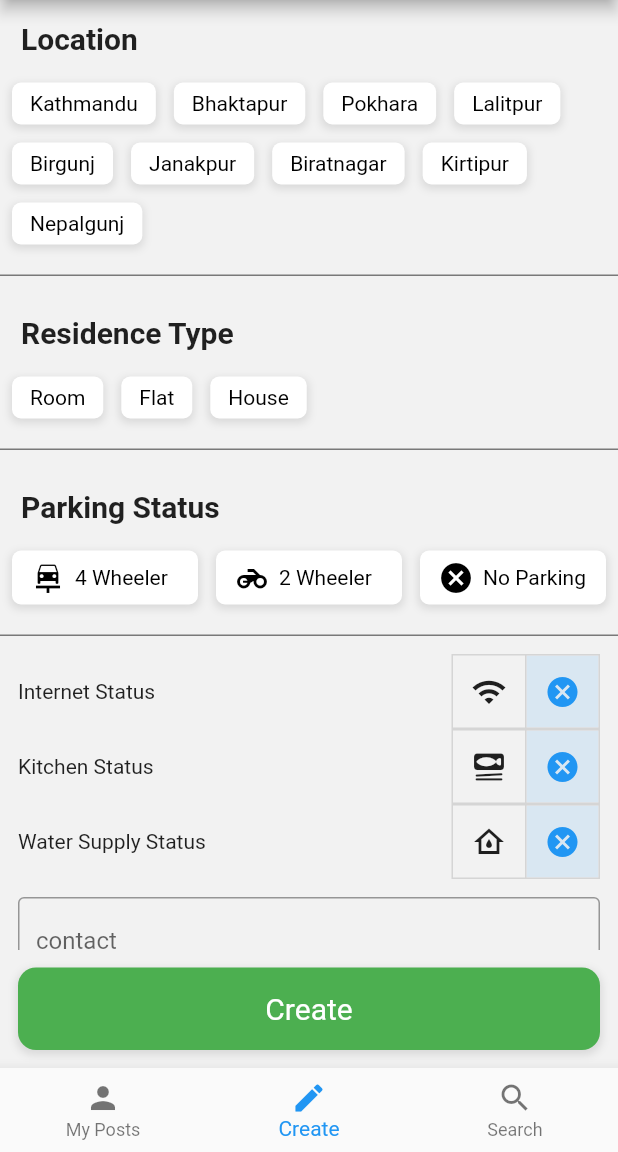
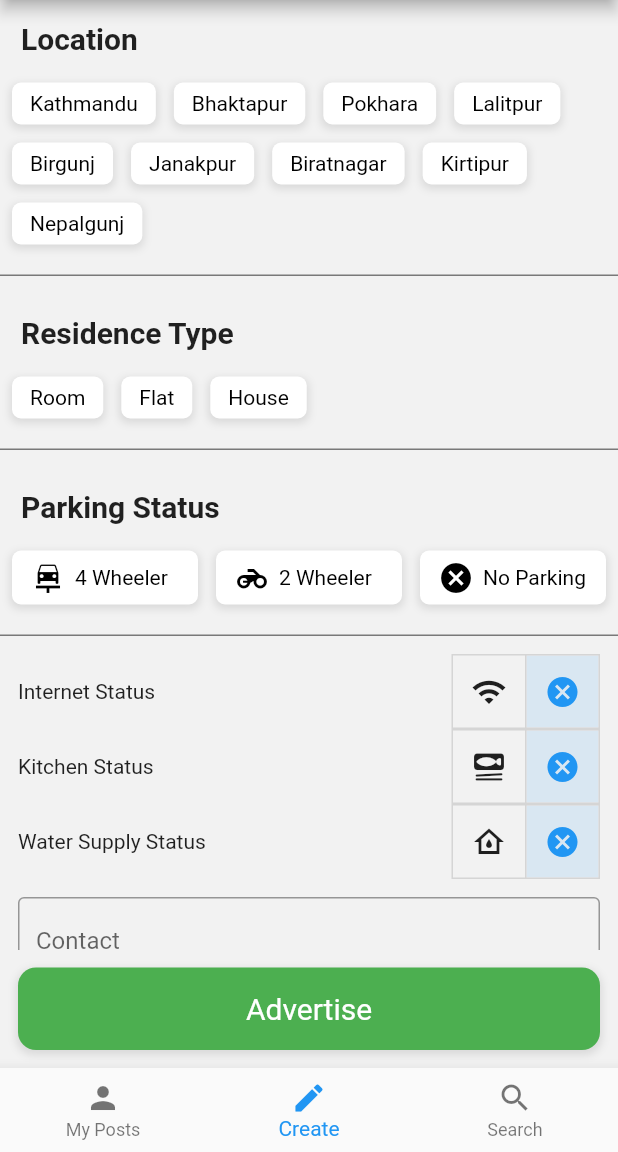
Before and after one commit to rapxang/Final-Year-Project, a Flutter app: the HomeScreen screen opened directly, swiped to page 2, on a phone screen of 412 x 824 dp, the part 84-1236 px from its top. Run offline on Flutter 3.47's test engine with Material 2 defaults, Android fonts, the phone set to English and light mode, and no system bars; our stand-ins replace cloud_firestore, file_picker, firebase_auth, firebase_core, firebase_storage, flutter_signin_button and 8 more; missing offline and left inert: maps_launcher; accounts and stored records are empty; network calls fail; project files that could hold a hidden picture were left out.

Commit message:
MY APPLOCATION

```diff
--- a/myapp/lib/Activities/Advertisement/add_product.dart
+++ b/myapp/lib/Activities/Advertisement/add_product.dart
@@ -362,14 +362,14 @@ class _AdvertiseState extends State<Advertise> {
                     setState(() {});
                   },
                   decoration: InputDecoration(
-                    labelText: "contact",
+                    labelText: "Contact",
                     border: const OutlineInputBorder(),
                     errorText:
                         isvalidationDone && contactController.text.length != 10
-                            ? "contact must be 10 digits"
+                            ? "Contact must be 10 digits"
                             : isvalidationDone &&
                                     int.tryParse(contactController.text) == null
-                                ? "contact must be numbers"
+                                ? "Contact must be numbers"
                                 : null,
                   ),
                   keyboardType: TextInputType.number,
@@ -386,11 +386,11 @@ class _AdvertiseState extends State<Advertise> {
                     setState(() {});
                   },
                   decoration: InputDecoration(
-                    labelText: "description",
+                    labelText: "Description",
                     border: const OutlineInputBorder(),
                     errorText:
                         isvalidationDone && descriptionController.text == ""
-                            ? "description cannot be empty"
+                            ? "Description cannot be empty"
                             : null,
                   ),
                 ),
@@ -406,11 +406,11 @@ class _AdvertiseState extends State<Advertise> {
                     setState(() {});
                   },
                   decoration: InputDecoration(
-                    labelText: "room count",
+                    labelText: "Room Count",
                     border: const OutlineInputBorder(),
                     errorText: isvalidationDone &&
                             int.tryParse(roomCountController.text) == null
-                        ? "room count must be a number"
+                        ? "Room count must be a number"
                         : null,
                   ),
                   keyboardType: TextInputType.number,
@@ -423,7 +423,7 @@ class _AdvertiseState extends State<Advertise> {
                 padding: const EdgeInsets.symmetric(horizontal: 12.0),
                 child: Row(
                   children: [
-                    const Text("price"),
+                    const Text("Price"),
                     Expanded(child: Container()),
                     Text(price.toString()),
                   ],
@@ -473,8 +473,8 @@ class _AdvertiseState extends State<Advertise> {
                   child: Center(
                     child: Text(
                       latlng == null
-                          ? "No location chosen"
-                          : "chosen: (${latlng?.latitude.toStringAsFixed(2)}, ${latlng?.longitude.toStringAsFixed(2)})",
+                          ? "No Location Chosen"
+                          : "Chosen: (${latlng?.latitude.toStringAsFixed(2)}, ${latlng?.longitude.toStringAsFixed(2)})",
                     ),
                   ),
                 ),
@@ -523,7 +523,7 @@ class _AdvertiseState extends State<Advertise> {
                             child: Padding(
                               padding: EdgeInsets.all(12.0),
                               child: Text(
-                                "Select a Image",
+                                "Select an Image",
                                 style: TextStyle(color: Colors.white),
                               ),
                             ),
@@ -639,7 +639,7 @@ class _AdvertiseState extends State<Advertise> {
                   ),
                   child: const Center(
                     child: Text(
-                      "Create",
+                      "Advertise",
                       style: TextStyle(color: Colors.white, fontSize: 20),
                     ),
                   ),
--- a/myapp/lib/Screens/Welcome Screen/welcomescreen.dart
+++ b/myapp/lib/Screens/Welcome Screen/welcomescreen.dart
@@ -26,7 +26,7 @@ class _HomePageState extends State<WelcomePage> {
             child: Column(
               mainAxisAlignment: MainAxisAlignment.center,
               children: [
-                Lottie.asset('assets/json/lottie.json'),
+                Lottie.asset('assets/json/advertise.json'),
                 Container(
                   margin: EdgeInsets.all(10.0),
                   width: double.infinity,
--- a/myapp/lib/main.dart
+++ b/myapp/lib/main.dart
@@ -24,6 +24,7 @@ class MyApp extends StatelessWidget {
       ),
       debugShowCheckedModeBanner: false,
       home: CheckSessionScreen(),
+      //home: WelcomePage(title: '',),
     );
   }
 }
```
Also changed, not shown: myapp/lib/Screens/Reset Password/reset_password.dart (added, +132 -0 lines), myapp/lib/Screens/SignIn Screen/login_screen.dart (+15 -1 lines).
